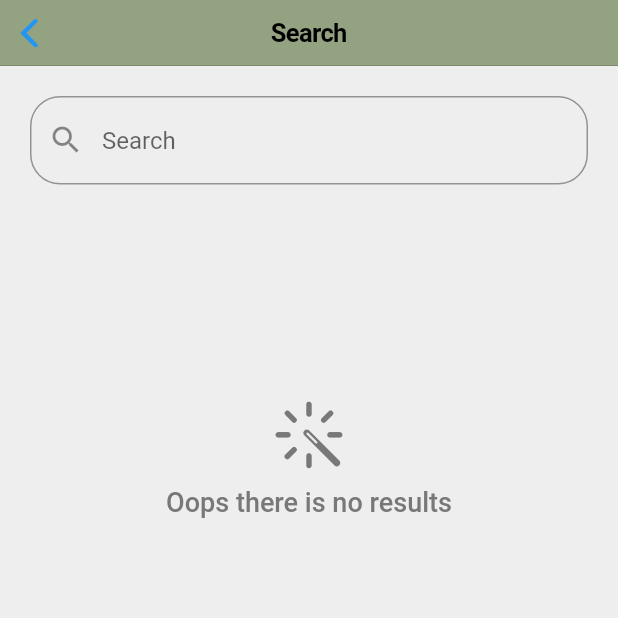
After one commit to randomnose/expiry_reminder, a Flutter app: the screen it shows once a user with an empty profile is signed in, after a tap on "Search", on a phone screen of 412 x 824 dp, the top half of it. The commit adds this screen. Run offline on Flutter 3.47's test engine with Material 2 defaults, Android fonts, the phone set to English and light mode, and no system bars; our stand-ins replace cloud_firestore, expandable, firebase_auth, firebase_storage, flutter_local_notifications, flutter_native_timezone and 5 more; missing offline and left inert: flutter_barcode_scanner; accounts and stored records are empty.

Commit message:
added search page

```diff
--- a/lib/screens/home/home.dart
+++ b/lib/screens/home/home.dart
@@ -1,5 +1,6 @@
 import 'package:expiry_reminder/models/user.dart';
 import 'package:expiry_reminder/screens/form/edit_reminder.dart';
+import 'package:expiry_reminder/screens/home/search.dart';
 import 'package:expiry_reminder/shared/reminder_tile.dart';
 import 'package:expiry_reminder/shared/constants.dart';
 import 'package:expiry_reminder/shared/shared_function.dart';
@@ -38,6 +39,14 @@ class _HomeState extends State<Home> {
     return SingleChildScrollView(
       child: Column(
         children: [
+          Align(
+            alignment: AlignmentDirectional.centerStart,
+                      child: TextButton.icon(
+              onPressed: () => Get.to(() => SearchPage()),
+              icon: Icon(Icons.search),
+              label: Text('Search'),
+            ),
+          ),
           _showAllItems(context, reminderRef.snapshots(), 'Fresh'),
           _showAllItems(context, reminderRef.snapshots(), 'Expired'),
           Divider(height: 20, thickness: 10),
--- a/lib/screens/home/index.dart
+++ b/lib/screens/home/index.dart
@@ -35,7 +35,7 @@ class IndexPageState extends State<IndexPage> {
       floatingActionButton: _currentIndex == 0
           ? FloatingActionButton(
               onPressed: () => Get.to(() => AddNewReminder()),
-              child: Center(child: Icon(CupertinoIcons.add)),
+              child: Center(child: Icon(Icons.menu)),
               backgroundColor: appButtonBrown,
               elevation: 5,
             )
--- /dev/null
+++ b/lib/screens/home/search.dart
@@ -0,0 +1,143 @@
+import 'package:expiry_reminder/models/user.dart';
+import 'package:expiry_reminder/shared/constants.dart';
+import 'package:expiry_reminder/shared/reminder_tile.dart';
+import 'package:flutter/cupertino.dart';
+import 'package:flutter/material.dart';
+import 'package:provider/provider.dart';
+import 'package:cloud_firestore/cloud_firestore.dart';
+import 'package:get/get.dart';
+
+class SearchPage extends StatefulWidget {
+  @override
+  _SearchPageState createState() => _SearchPageState();
+}
+
+class _SearchPageState extends State<SearchPage> {
+  TextEditingController _searchController = TextEditingController();
+
+  List _allReminders = [];
+  List _resultsList = [];
+  Future resultsLoaded;
+
+  @override
+  void initState() {
+    _searchController.addListener(_onSearchChanged);
+    super.initState();
+  }
+
+  @override
+  void dispose() {
+    _searchController.removeListener(_onSearchChanged);
+    _searchController.dispose();
+    super.dispose();
+  }
+
+  @override
+  void didChangeDependencies() {
+    super.didChangeDependencies();
+    resultsLoaded = getReminderSnapshot();
+  }
+
+  _onSearchChanged() {
+    searchResultsList();
+    print(_searchController.text);
+  }
+
+  searchResultsList() {
+    var showResults = [];
+
+    if (_searchController.text != "") {
+      for (var reminder in _allReminders) {
+        var name = reminder['reminderName'].toLowerCase();
+        var description = reminder['reminderDesc'];
+        var barcode = reminder['productBarcode'];
+        if (name.contains(_searchController.text.trim().toLowerCase())) {
+          showResults.add(reminder);
+        }
+        if (description.contains(_searchController.text.trim().toLowerCase())) {
+          showResults.add(reminder);
+        }
+        if (barcode.contains(_searchController.text.trim().toLowerCase())) {
+          showResults.add(reminder);
+        }
+      }
+    } else {
+      showResults = [];
+    }
+    setState(() {
+      _resultsList = showResults;
+    });
+  }
+
+  getReminderSnapshot() async {
+    final user = Provider.of<User>(context);
+    var reminderRef = await Firestore.instance
+        .collection('appUsers')
+        .document(user.uid)
+        .collection('reminders')
+        .orderBy('expiryDate')
+        .getDocuments();
+
+    setState(() {
+      _allReminders = reminderRef.documents;
+    });
+    searchResultsList();
+    return reminderRef.documents;
+  }
+
+  @override
+  Widget build(BuildContext context) {
+    return Scaffold(
+        backgroundColor: Colors.grey[200],
+        appBar: CupertinoNavigationBar(
+            actionsForegroundColor: Colors.black,
+            backgroundColor: appGreen,
+            middle: Text('Search')),
+        body: GestureDetector(
+          onTap: () => FocusScope.of(context).requestFocus(new FocusNode()),
+          child: Container(
+            height: Get.height,
+            child: Column(
+              children: [
+                Container(
+                  padding: EdgeInsets.all(20),
+                  child: TextField(
+                    onTap: () {},
+                    controller: _searchController,
+                    decoration: textInputDecoration.copyWith(
+                        prefixIcon: Icon(Icons.search), hintText: 'Search'),
+                  ),
+                ),
+                _resultsList.length == 0
+                    ? Center(
+                        heightFactor: 4,
+                        child: Column(
+                          children: [
+                            Padding(
+                              padding: EdgeInsets.only(bottom: 10.0),
+                              child:
+                                  Icon(CupertinoIcons.wand_rays, size: 50, color: appListTileGrey),
+                            ),
+                            Text('Oops there is no results',
+                                style: errorTextStyle.copyWith(color: appListTileGrey)),
+                          ],
+                        ),
+                      )
+                    :
+                    // list view for search result
+                    Expanded(
+                        child: ListView.builder(
+                          itemCount: _resultsList.length,
+                          itemBuilder: (BuildContext context, int index) {
+                            return ReminderTile(
+                                documentRef: _resultsList[index],
+                                popUpPrimaryMessage: 'Mark as complete');
+                          },
+                        ),
+                      )
+              ],
+            ),
+          ),
+        ));
+  }
+}
```
